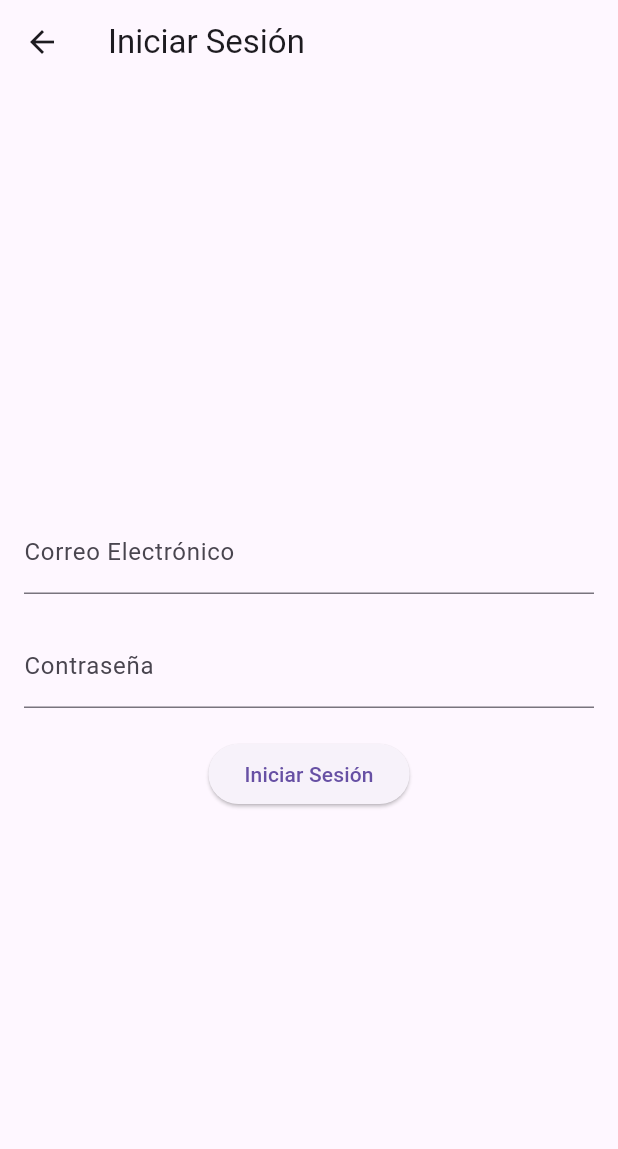
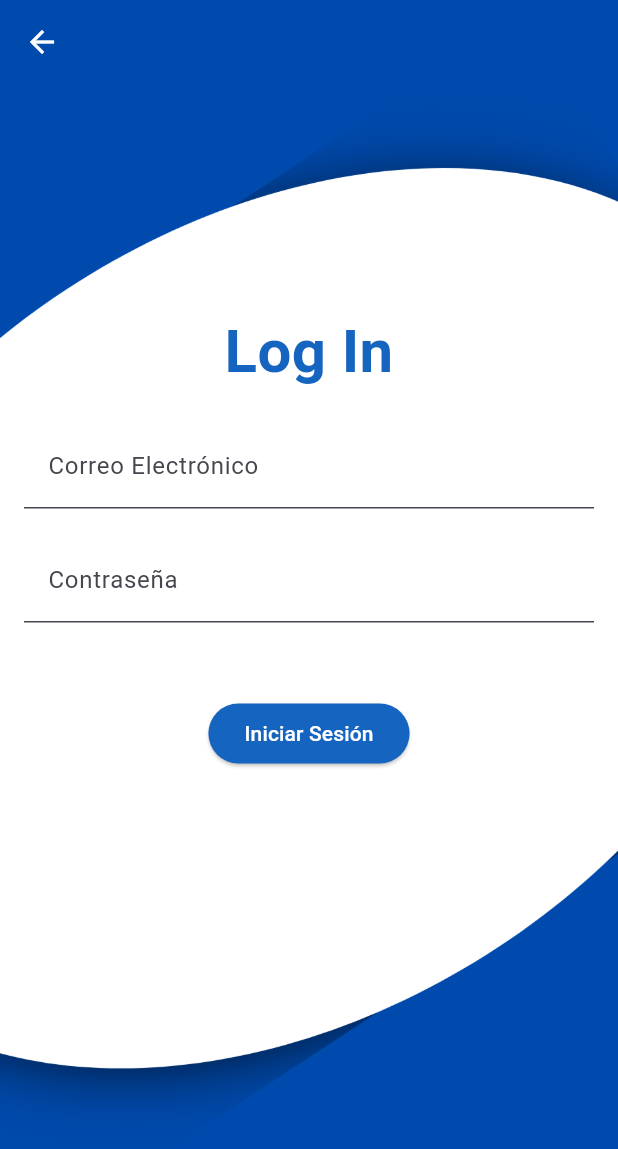
Before and after one commit to samuj02/TutorMeUp_modular, a Flutter app: the screen it shows after launch, after a tap on "Iniciar Sesión", on a phone screen of 412 x 824 dp. Shown: the top 1149 px of the screen. Run offline on Flutter 3.47's test engine with Material 3 defaults, Android fonts, the phone set to English and light mode, and no system bars.

Commit message:
modificaciones en fondos de pantalla

```diff
--- a/lib/interfazInicioSesion.dart
+++ b/lib/interfazInicioSesion.dart
@@ -29,19 +29,56 @@ class _PantallaInicioSesionState extends State<PantallaInicioSesion> {
   @override
   Widget build(BuildContext context) {
     return Scaffold(
-      appBar: AppBar(
-        title: const Text('Iniciar Sesión'),
+      body: Stack(
+        fit: StackFit.expand,
+        children: <Widget>[
+          // Imagen de fondo
+          Image.asset(
+            'assets/images/fondoInicioSesion.png',
+            fit: BoxFit.cover,
           ),
-      body: Center(
+          // Contenido encima de la imagen
+          Column(
+            children: <Widget>[
+              // AppBar transparente
+              AppBar(
+                backgroundColor: Colors.transparent,
+                elevation: 0,
+                leading: IconButton(
+                  icon: Icon(Icons.arrow_back, color: Colors.white),
+                  onPressed: () {
+                    Navigator.pop(context);
+                  },
+                ),
+              ),
+              // Contenido principal
+              Expanded(
+                child: Center(
                   child: Padding(
-          padding: const EdgeInsets.all(16.0),
+                    padding: const EdgeInsets.symmetric(horizontal: 16.0),
                     child: Column(
-            mainAxisAlignment: MainAxisAlignment.center,
+                      mainAxisAlignment: MainAxisAlignment.start,
+                      crossAxisAlignment: CrossAxisAlignment.center,
                       children: <Widget>[
+                        SizedBox(height: 150), // Espacio ajustado
+                        Center(
+                          child: Text(
+                            'Log In',
+                            style: TextStyle(
+                              fontSize: 40.0,
+                              fontWeight: FontWeight.bold,
+                              color: Colors.blue[800], // Color del texto
+                            ),
+                            textAlign: TextAlign.center,
+                          ),
+                        ),
+                        SizedBox(height: 20),
                         TextField(
                           controller: _emailController,
                           decoration: InputDecoration(
                             labelText: 'Correo Electrónico',
+                            filled: true,
+                            fillColor: Colors.white.withOpacity(0.8),
                           ),
                         ),
                         SizedBox(height: 20),
@@ -50,17 +87,30 @@ class _PantallaInicioSesionState extends State<PantallaInicioSesion> {
                           obscureText: true,
                           decoration: InputDecoration(
                             labelText: 'Contraseña',
+                            filled: true,
+                            fillColor: Colors.white.withOpacity(0.8),
                           ),
                         ),
-              SizedBox(height: 20),
-              ElevatedButton(
+                        SizedBox(height: 50),
+                        Center(
+                          child: ElevatedButton(
                             onPressed: _signIn,
                             child: Text('Iniciar Sesión'),
+                            style: ElevatedButton.styleFrom(
+                              backgroundColor: Colors.blue[800], // Color del botón
+                              foregroundColor: Colors.white, // Color del texto del botón
+                            ),
+                          ),
                         ),
                       ],
                     ),
                   ),
                 ),
+              ),
+            ],
+          ),
+        ],
+      ),
     );
   }
 }
--- a/lib/main.dart
+++ b/lib/main.dart
@@ -31,41 +31,66 @@ class HomePage extends StatelessWidget {
   @override
   Widget build(BuildContext context) {
     return Scaffold(
-      appBar: AppBar(
-        title: const Text('TutorMeUp'),
+      body: Stack(
+        fit: StackFit.expand,
+        children: <Widget>[
+          // Imagen de fondo
+          Image.asset(
+            'assets/images/fondoInicio.png',
+            fit: BoxFit.cover,
           ),
-      backgroundColor: Colors.blue,
-      body: Center(
+          // Contenido encima de la imagen
+          Center(
             child: Column(
               mainAxisAlignment: MainAxisAlignment.center,
               children: <Widget>[
                 Text(
-              '¡Bienvenido!',
-              style: TextStyle(fontSize: 40.0),
+                  '¡TutorMeApp!',
+                  style: TextStyle(
+                    fontSize: 40.0,
+                    color: const Color.fromARGB(255, 5, 5, 5),
+                    fontWeight: FontWeight.bold,
                   ),
-            SizedBox(height: 100),
+                ),
+                SizedBox(height: 60),
                 Column(
                   mainAxisAlignment: MainAxisAlignment.center,
                   children: [
                     SizedBox(
-                  width: 200,
+                      width: 250,
                       height: 50,
                       child: ElevatedButton(
                         onPressed: () {
                           Navigator.pushNamed(context, '/inicioSesion');
                         },
-                    child: const Text('Iniciar Sesión'),
+                        child: const Text(
+                          'Iniciar Sesión',
+                          style: TextStyle(
+                            color: Colors.black, // Color del texto del botón
+                          ),
+                        ),
+                        style: ElevatedButton.styleFrom(
+                          backgroundColor: Colors.white, // Color del botón
+                        ),
                       ),
                     ),
                     SizedBox(height: 20),
                     SizedBox(
-                  width: 200,
+                      width: 250,
                       height: 50,
                       child: ElevatedButton(
                         onPressed: () {
                           Navigator.pushNamed(context, '/registrarse');
                         },
-                    child: const Text('Registrarse'),
+                        child: const Text(
+                          'Registrarse',
+                          style: TextStyle(
+                            color: Colors.black, // Color del texto del botón
+                          ),
+                        ),
+                        style: ElevatedButton.styleFrom(
+                          backgroundColor: Colors.white, // Color del botón
+                        ),
                       ),
                     ),
                   ],
@@ -73,6 +98,8 @@ class HomePage extends StatelessWidget {
               ],
             ),
           ),
+        ],
+      ),
     );
   }
 }
```
Also changed, not shown: pubspec.yaml (+9 -70 lines), assets/images/fondoInicio.png (added), assets/images/fondoInicioSesion.png (added), pubspec.lock. Lines whose indentation alone changed are shown as unchanged.
